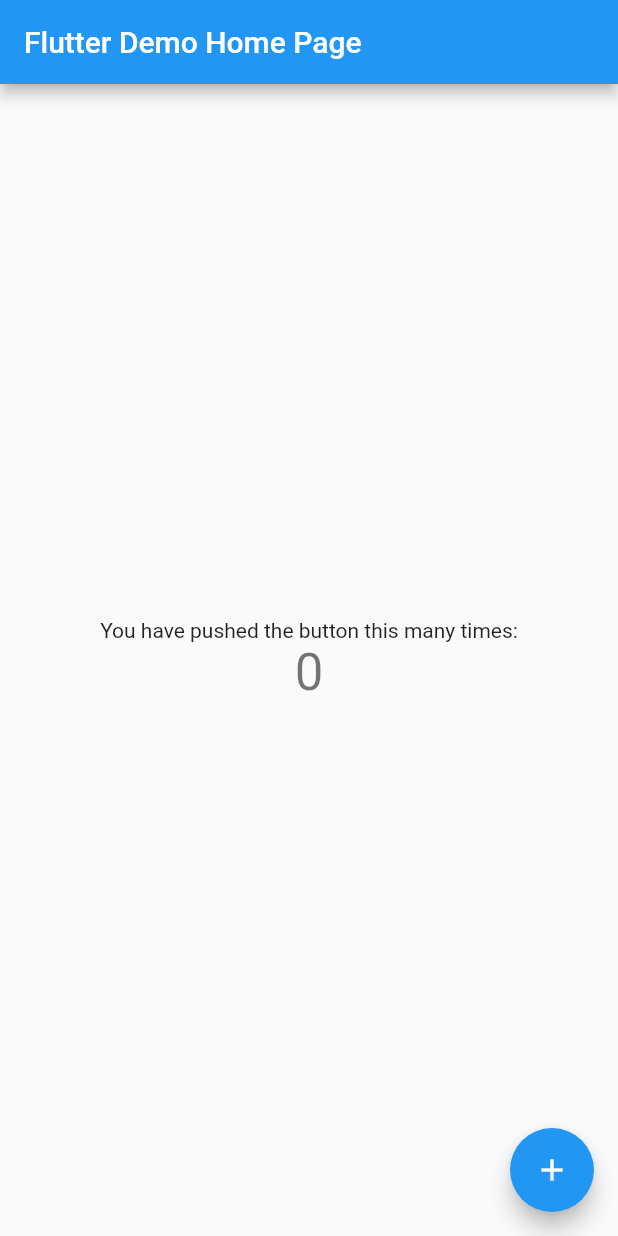
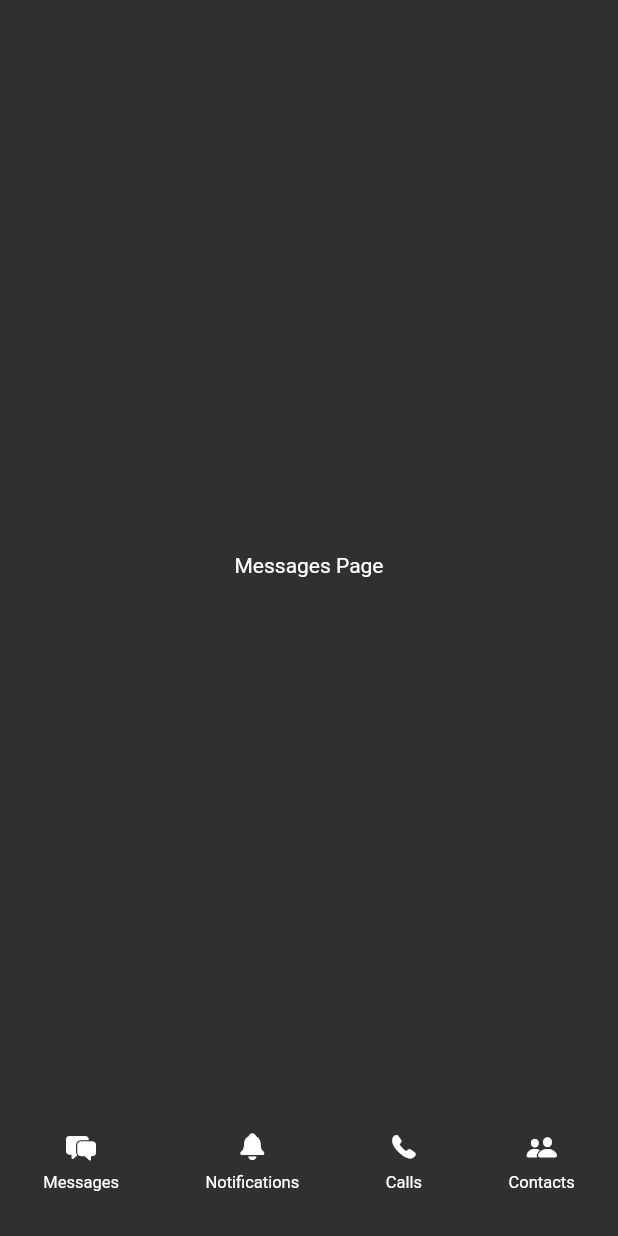
Before and after one commit to Dilshad-bot001/Chat-App-With-Backend-Practice1, a Flutter app: the screen it shows after launch, on a phone screen of 412 x 824 dp. Run offline on Flutter 3.47's test engine with Material 2 defaults, Android fonts, the light colour scheme and no system bars; our stand-ins replace google_fonts.

Commit message:
second commit "bottom navigation bar completed"

```diff
--- /dev/null
+++ b/lib/Pages/calls_page.dart
@@ -0,0 +1,17 @@
+import 'package:flutter/material.dart';
+
+class CallsPage extends StatefulWidget {
+  const CallsPage({ Key? key }) : super(key: key);
+
+  @override
+  State<CallsPage> createState() => _CallsPageState();
+}
+
+class _CallsPageState extends State<CallsPage> {
+  @override
+  Widget build(BuildContext context) {
+    return Center(
+      child: Text('Calls Page'),
+    );
+  }
+}
--- /dev/null
+++ b/lib/Pages/contacts_page.dart
@@ -0,0 +1,17 @@
+import 'package:flutter/material.dart';
+
+class ContactsPage extends StatefulWidget {
+  const ContactsPage({ Key? key }) : super(key: key);
+
+  @override
+  State<ContactsPage> createState() => _ContactsPageState();
+}
+
+class _ContactsPageState extends State<ContactsPage> {
+  @override
+  Widget build(BuildContext context) {
+    return Center(
+      child: Text('Contact page'),
+    );
+  }
+}
--- /dev/null
+++ b/lib/Pages/home_page.dart
@@ -0,0 +1,104 @@
+import 'package:chat_application_with_backend_practice1/Pages/calls_page.dart';
+import 'package:chat_application_with_backend_practice1/Pages/contacts_page.dart';
+import 'package:chat_application_with_backend_practice1/Pages/messages_page.dart';
+import 'package:chat_application_with_backend_practice1/Pages/notifications_page.dart';
+import 'package:chat_application_with_backend_practice1/theme.dart';
+import 'package:flutter/cupertino.dart';
+import 'package:flutter/material.dart';
+
+class HomePage extends StatelessWidget {
+  HomePage({ Key? key }) : super(key: key);
+
+  final ValueNotifier<int> pageIndex = ValueNotifier(0);
+
+  List pages = const [
+    MessagesPage(),
+    NotificationsPage(),
+    CallsPage(),
+    ContactsPage()
+  ];
+
+  @override
+  Widget build(BuildContext context) {
+    return Scaffold(
+      body: ValueListenableBuilder(
+        valueListenable: pageIndex,
+        builder: (BuildContext context, int value, _){
+          return pages[value];
+        },
+      ),
+      bottomNavigationBar: _BottomNavigationBar(
+        onItemSelected: (index){
+          pageIndex.value = index;
+        },
+      ),
+    );
+  }
+}
+
+class _BottomNavigationBar extends StatelessWidget {
+
+  final ValueChanged<int> onItemSelected;
+
+  const _BottomNavigationBar({
+    Key? key, required this.onItemSelected,
+  }) : super(key: key);
+
+
+  @override
+  Widget build(BuildContext context) {
+    return SafeArea(
+      top: false,
+      bottom: true,
+      child: Row(
+        mainAxisAlignment: MainAxisAlignment.spaceAround,
+        children: [
+          _NavigationBarItem(label: "Messages", icon: CupertinoIcons.bubble_left_bubble_right_fill, index: 0, ontap: onItemSelected,),
+          _NavigationBarItem(label: "Notifications", icon: CupertinoIcons.bell_solid, index: 1, ontap: onItemSelected,),
+          _NavigationBarItem(label: "Calls", icon: CupertinoIcons.phone_fill, index: 2, ontap: onItemSelected,),
+          _NavigationBarItem(label: "Contacts", icon: CupertinoIcons.person_2_fill, index: 3, ontap: onItemSelected,),
+
+        ],
+      )
+    );
+  }
+}
+
+class _NavigationBarItem extends StatelessWidget {
+
+  final String label;
+  final IconData icon;
+  final int index;
+  final ValueChanged<int> ontap;
+
+  const _NavigationBarItem({ Key? key, required this.label, required this.icon, required this.index, required this.ontap }) : super(key: key);
+
+  @override
+  Widget build(BuildContext context) {
+    return GestureDetector(
+      behavior: HitTestBehavior.opaque,
+      onTap: () {
+        ontap(index);
+      },
+      child: SizedBox(
+        height: 70.0,
+        child: Column(
+          mainAxisSize: MainAxisSize.min,
+          children: [
+            Icon(
+              icon,
+              size: 20.0,
+            ),
+            const SizedBox(height: 8.0,),
+            Text(
+              label,
+              style: const TextStyle(
+                fontSize: 11
+              ),
+            )
+          ],
+        ),
+      ),
+    );
+  }
+}
--- /dev/null
+++ b/lib/Pages/messages_page.dart
@@ -0,0 +1,17 @@
+import 'package:flutter/material.dart';
+
+class MessagesPage extends StatefulWidget {
+  const MessagesPage({ Key? key }) : super(key: key);
+
+  @override
+  State<MessagesPage> createState() => _MessagesPageState();
+}
+
+class _MessagesPageState extends State<MessagesPage> {
+  @override
+  Widget build(BuildContext context) {
+    return Center(
+      child: Text('Messages Page'),
+    );
+  }
+}
--- /dev/null
+++ b/lib/Pages/notifications_page.dart
@@ -0,0 +1,17 @@
+import 'package:flutter/material.dart';
+
+class NotificationsPage extends StatefulWidget {
+  const NotificationsPage({ Key? key }) : super(key: key);
+
+  @override
+  State<NotificationsPage> createState() => _NotificationsPageState();
+}
+
+class _NotificationsPageState extends State<NotificationsPage> {
+  @override
+  Widget build(BuildContext context) {
+    return Center(
+      child: Text('Notification page'),
+    );
+  }
+}
--- /dev/null
+++ b/lib/Pages/pages.dart
@@ -0,0 +1 @@
+import 'home_page.dart';
--- a/lib/main.dart
+++ b/lib/main.dart
@@ -1,3 +1,6 @@
+import 'package:chat_application_with_backend_practice1/Pages/home_page.dart';
+import 'package:chat_application_with_backend_practice1/Pages/pages.dart';
+import 'package:chat_application_with_backend_practice1/theme.dart';
 import 'package:flutter/material.dart';
 
 void main() {
@@ -11,105 +14,13 @@
   @override
   Widget build(BuildContext context) {
     return MaterialApp(
-      title: 'Flutter Demo',
-      theme: ThemeData(
-        // This is the theme of your application.
-        //
-        // Try running your application with "flutter run". You'll see the
-        // application has a blue toolbar. Then, without quitting the app, try
-        // changing the primarySwatch below to Colors.green and then invoke
-        // "hot reload" (press "r" in the console where you ran "flutter run",
-        // or simply save your changes to "hot reload" in a Flutter IDE).
-        // Notice that the counter didn't reset back to zero; the application
-        // is not restarted.
-        primarySwatch: Colors.blue,
-      ),
-      home: const MyHomePage(title: 'Flutter Demo Home Page'),
+      theme: ThemeData.dark(),
+      // theme: AppTheme.light(),
+      // darkTheme: AppTheme.dark(),
+      themeMode: ThemeMode.dark,
+      debugShowCheckedModeBanner: false,
+      title: 'Chat Application Practice',
+      home: HomePage(),
     );
   }
 }
-
-class MyHomePage extends StatefulWidget {
-  const MyHomePage({Key? key, required this.title}) : super(key: key);
-
-  // This widget is the home page of your application. It is stateful, meaning
-  // that it has a State object (defined below) that contains fields that affect
-  // how it looks.
-
-  // This class is the configuration for the state. It holds the values (in this
-  // case the title) provided by the parent (in this case the App widget) and
-  // used by the build method of the State. Fields in a Widget subclass are
-  // always marked "final".
-
-  final String title;
-
-  @override
-  State<MyHomePage> createState() => _MyHomePageState();
-}
-
-class _MyHomePageState extends State<MyHomePage> {
-  int _counter = 0;
-
-  void _incrementCounter() {
-    setState(() {
-      // This call to setState tells the Flutter framework that something has
-      // changed in this State, which causes it to rerun the build method below
-      // so that the display can reflect the updated values. If we changed
-      // _counter without calling setState(), then the build method would not be
-      // called again, and so nothing would appear to happen.
-      _counter++;
-    });
-  }
-
-  @override
-  Widget build(BuildContext context) {
-    // This method is rerun every time setState is called, for instance as done
-    // by the _incrementCounter method above.
-    //
-    // The Flutter framework has been optimized to make rerunning build methods
-    // fast, so that you can just rebuild anything that needs updating rather
-    // than having to individually change instances of widgets.
-    return Scaffold(
-      appBar: AppBar(
-        // Here we take the value from the MyHomePage object that was created by
-        // the App.build method, and use it to set our appbar title.
-        title: Text(widget.title),
-      ),
-      body: Center(
-        // Center is a layout widget. It takes a single child and positions it
-        // in the middle of the parent.
-        child: Column(
-          // Column is also a layout widget. It takes a list of children and
-          // arranges them vertically. By default, it sizes itself to fit its
-          // children horizontally, and tries to be as tall as its parent.
-          //
-          // Invoke "debug painting" (press "p" in the console, choose the
-          // "Toggle Debug Paint" action from the Flutter Inspector in Android
-          // Studio, or the "Toggle Debug Paint" command in Visual Studio Code)
-          // to see the wireframe for each widget.
-          //
-          // Column has various properties to control how it sizes itself and
-          // how it positions its children. Here we use mainAxisAlignment to
-          // center the children vertically; the main axis here is the vertical
-          // axis because Columns are vertical (the cross axis would be
-          // horizontal).
-          mainAxisAlignment: MainAxisAlignment.center,
-          children: <Widget>[
-            const Text(
-              'You have pushed the button this many times:',
-            ),
-            Text(
-              '$_counter',
-              style: Theme.of(context).textTheme.headline4,
-            ),
-          ],
-        ),
-      ),
-      floatingActionButton: FloatingActionButton(
-        onPressed: _incrementCounter,
-        tooltip: 'Increment',
-        child: const Icon(Icons.add),
-      ), // This trailing comma makes auto-formatting nicer for build methods.
-    );
-  }
-}
--- a/lib/theme.dart
+++ b/lib/theme.dart
@@ -34,11 +34,11 @@
   static final visualDensity = VisualDensity.adaptivePlatformDensity;
 
   //Light theme and its settings
-  static ThemeData light(ThemeData theme) => ThemeData(
+  static ThemeData light() => ThemeData(
     brightness: Brightness.light,
     colorScheme: ColorScheme.fromSwatch().copyWith(secondary: accentColor),
     visualDensity: visualDensity,
-    textTheme: GoogleFonts.mulishTextTheme(theme.textTheme).apply(bodyColor: AppColors.textDark),
+    textTheme: GoogleFonts.mulishTextTheme().apply(bodyColor: AppColors.textDark),
     backgroundColor: _LightColors.background,
     scaffoldBackgroundColor: _LightColors.background,
     cardColor: _LightColors.card,
@@ -50,11 +50,11 @@
 
 
   //Dark theme and its settings
-  static ThemeData dark(ThemeData theme) => ThemeData(
+  static ThemeData dark() => ThemeData(
     brightness: Brightness.dark,
     colorScheme: ColorScheme.fromSwatch().copyWith(secondary: accentColor),
     visualDensity: visualDensity,
-    textTheme: GoogleFonts.interTextTheme(theme.textTheme).apply(bodyColor: AppColors.textLight),
+    textTheme: GoogleFonts.interTextTheme().apply(bodyColor: AppColors.textLight),
     backgroundColor: _DarkColors.background,
     scaffoldBackgroundColor: _DarkColors.background,
     cardColor: _DarkColors.card,
```
